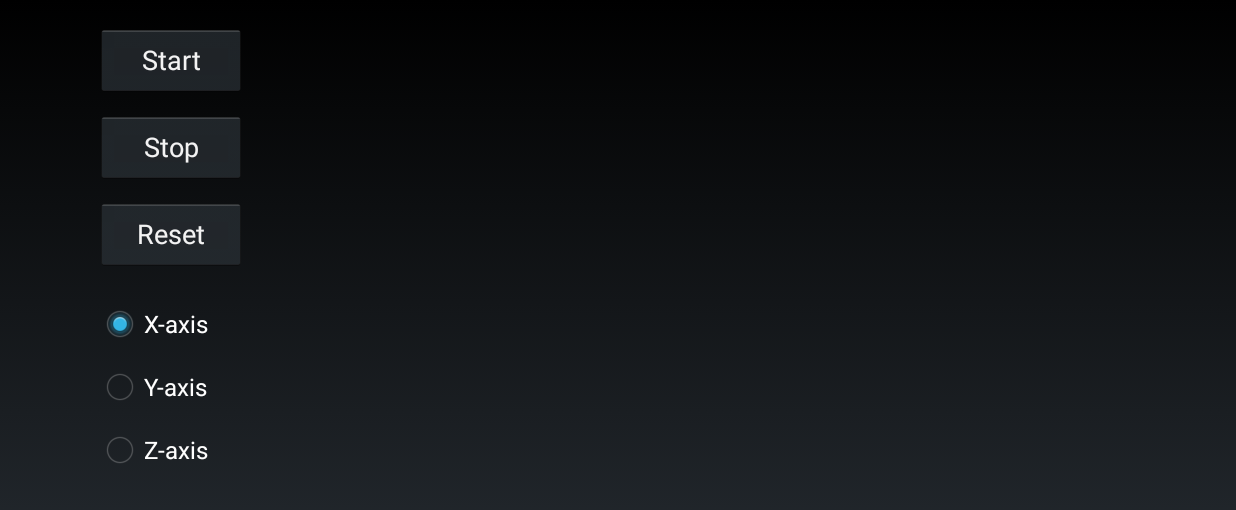
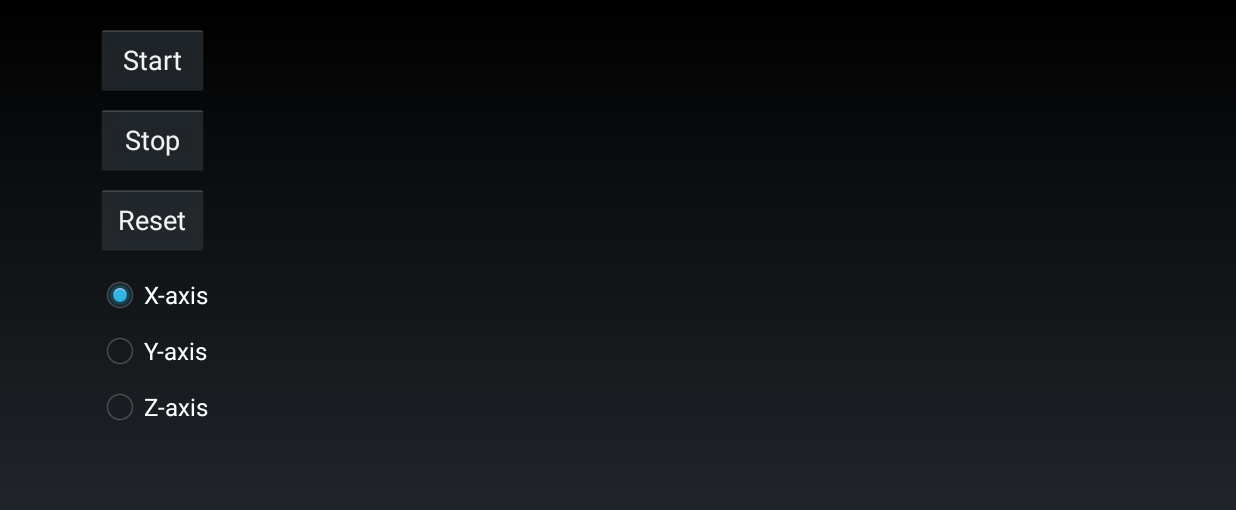
Before and after one commit to telerik/Android-samples, an Android app: the screen it shows after launch (MainActivity), on a phone screen of 824 x 412 dp (held sideways). Shown: the top 510 px of the screen. Run offline under Robolectric (Android 15) with nearby library versions, the phone set to English and light mode, and no system bars; libraries missing offline, so code that uses them is left out: com.telerik.widget; 2 statements that could not run were skipped.

Commit message:
Updated layout

```diff
--- a/Blogs/Seismograph/V1/seismograph/src/main/res/layout/activity_main.xml
+++ b/Blogs/Seismograph/V1/seismograph/src/main/res/layout/activity_main.xml
@@ -16,21 +16,21 @@
         android:id="@+id/side_menu">
 
         <Button
-            android:layout_width="100dp"
+            android:layout_width="75dp"
             android:layout_height="wrap_content"
             android:text="Start"
             android:id="@+id/start_btn" />
 
         <Button
-            android:layout_width="100dp"
+            android:layout_width="75dp"
             android:layout_height="wrap_content"
             android:text="Stop"
             android:id="@+id/stop_btn"
-            android:layout_marginTop="10dp"
-            android:layout_marginBottom="10dp" />
+            android:layout_marginTop="5dp"
+            android:layout_marginBottom="5dp" />
 
         <Button
-            android:layout_width="100dp"
+            android:layout_width="75dp"
             android:layout_height="wrap_content"
             android:text="Reset"
             android:id="@+id/reset_btn" />
@@ -39,7 +39,7 @@
             android:id="@+id/axis_selection"
             android:layout_width="wrap_content"
             android:layout_height="wrap_content"
-            android:layout_marginTop="20dp">
+            android:layout_marginTop="10dp">
 
             <RadioButton
                 android:id="@+id/axis_x"
@@ -53,8 +53,8 @@
                 android:layout_width="wrap_content"
                 android:layout_height="wrap_content"
                 android:text="Y-axis"
-                android:layout_marginTop="10dp"
-                android:layout_marginBottom="10dp" />
+                android:layout_marginTop="5dp"
+                android:layout_marginBottom="5dp" />
 
             <RadioButton
                 android:id="@+id/axis_z"
```
